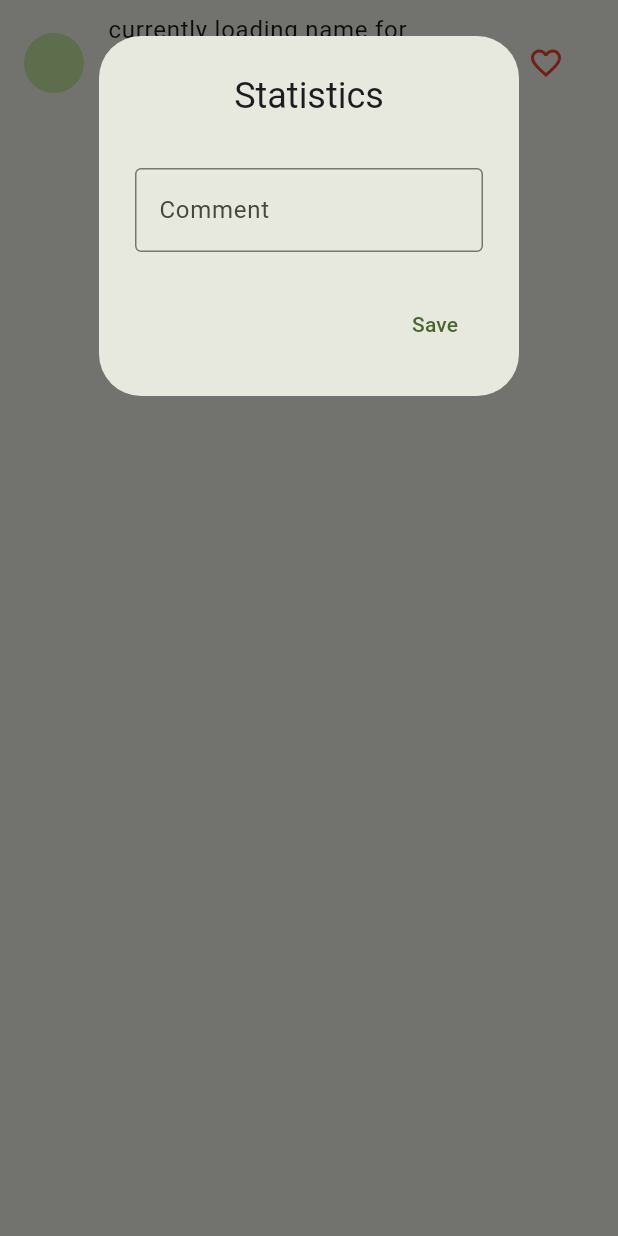
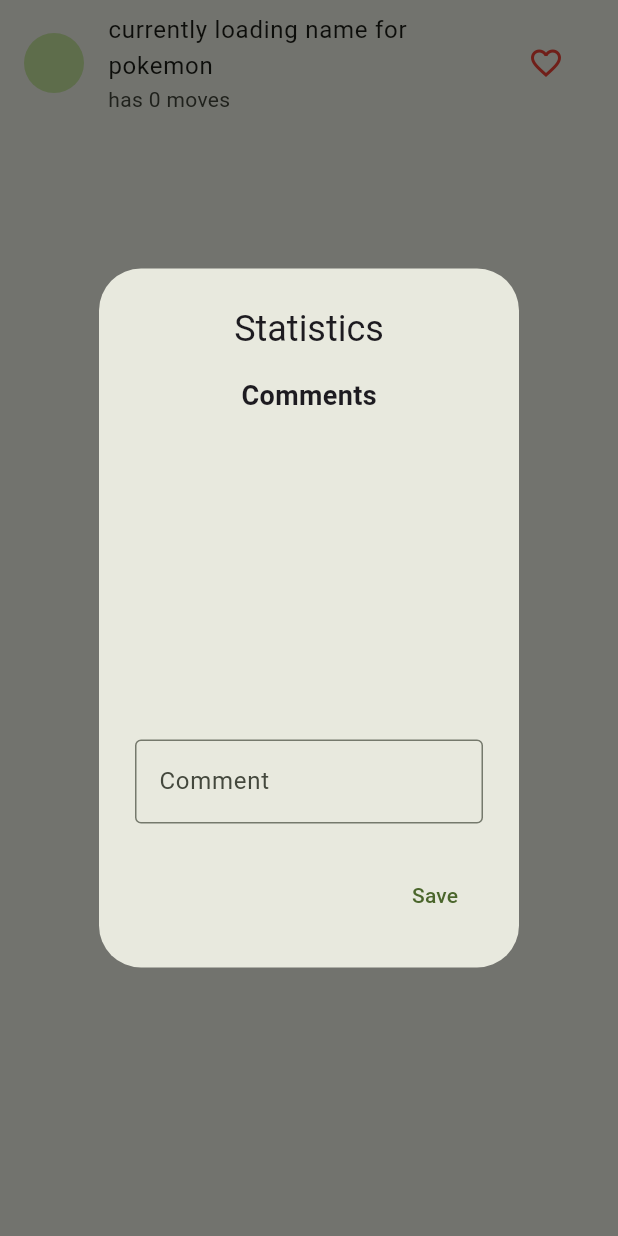
Before and after one commit to pujanpoudel/pokemon, a Flutter app: the PokemonListTile widget shown alone on an empty page, opened directly with empty values, after a tap on "currently loading name for pokemon", on a phone screen of 412 x 824 dp. Run offline on Flutter 3.47's test engine with Material 3 defaults, Android fonts, the phone set to English and light mode, and no system bars; drawn by our look-alikes of skeletonizer; our stand-ins replace dio, flutter_riverpod, get_it, google_fonts, shared_preferences; accounts and stored records are empty; network calls fail; Roboto replaces fonts that are missing (Quattrocento).

Commit message:
comment feature partially implemented

```diff
--- a/lib/main.dart
+++ b/lib/main.dart
@@ -8,7 +8,7 @@ import 'package:test/services/http_service.dart';
 
 void main() async {
   await _setupServices();
-  runApp(ProviderScope(child: MyApp()));
+  runApp(const ProviderScope(child: MyApp()));
 }
 
 Future<void> _setupServices() async {
@@ -19,7 +19,6 @@ Future<void> _setupServices() async {
 class MyApp extends StatelessWidget {
   const MyApp({super.key});
 
-  // This widget is the root of your application.
   @override
   Widget build(BuildContext context) {
     return MaterialApp(
@@ -30,7 +29,7 @@ class MyApp extends StatelessWidget {
         useMaterial3: true,
         textTheme: GoogleFonts.quattrocentoTextTheme(),
       ),
-      home: HomePage(),
+      home: const HomePage(),
     );
   }
 }
--- a/lib/providers/pokemon_data_providers.dart
+++ b/lib/providers/pokemon_data_providers.dart
@@ -18,6 +18,11 @@ final pokemonDataProvider =
 final favouritePokemonsProvider =
     StateNotifierProvider<FavouritePokemonsProvider, List<String>>((ref) {
   return FavouritePokemonsProvider([]);
+});
+
+final pokemonCommentsProvider =
+    StateNotifierProvider<PokemonCommentsProvider, List<String>>((ref) {
+  return PokemonCommentsProvider([]);
 });
 
 class FavouritePokemonsProvider extends StateNotifier<List<String>> {
@@ -49,3 +54,27 @@ class FavouritePokemonsProvider extends StateNotifier<List<String>> {
     _databaseService.saveLikedList(FAVOURITE_POKEMON_LIST_KEY, state);
   }
 }
+
+class PokemonCommentsProvider extends StateNotifier<List<String>> {
+  final DatabaseService _databaseService =
+      GetIt.instance.get<DatabaseService>();
+
+  String POKEMON_COMMENT_LIST_KEY = "POKEMON_COMMENT_LIST_KEY";
+
+  PokemonCommentsProvider(
+    super._state,
+  ) {
+    _setup();
+  }
+  Future<void> _setup() async {
+    List<String>? commentsOnPokemon = await _databaseService.getComments(
+      POKEMON_COMMENT_LIST_KEY,
+    );
+    state = commentsOnPokemon ?? [];
+  }
+
+  void addComments(String url) {
+    state = [...state, url];
+    _databaseService.saveComments(POKEMON_COMMENT_LIST_KEY, state);
+  }
+}
--- a/lib/services/database_service.dart
+++ b/lib/services/database_service.dart
@@ -24,4 +24,26 @@ class DatabaseService {
     }
     return null;
   }
+
+  Future<bool?> saveComments(String key, List<String> value) async {
+    try {
+      final SharedPreferences prefs = await SharedPreferences.getInstance();
+      bool result = await prefs.setStringList(key, value);
+      return result;
+    } catch (e) {
+      print(e);
+    }
+    return false;
+  }
+
+  Future<List<String>?> getComments(String key) async {
+    try {
+      final SharedPreferences prefs = await SharedPreferences.getInstance();
+      List<String>? comments = await prefs.getStringList(key);
+      return comments;
+    } catch (e) {
+      print(e);
+    }
+    return null;
+  }
 }
--- a/lib/widgets/pokemon_list_tile.dart
+++ b/lib/widgets/pokemon_list_tile.dart
@@ -31,8 +31,7 @@ class PokemonListTile extends ConsumerWidget {
       enabled: isLoading,
       child: GestureDetector(
         onTap: () {
-          // var _favouritePokemonsa = _favouritePokemons;
-          // print("object");
+          print("data");
           if (!isLoading) {
             showDialog(
                 context: context,
@@ -54,8 +53,7 @@ class PokemonListTile extends ConsumerWidget {
                 ? pokemon.name!.toUpperCase()
                 : "currently loading name for pokemon",
           ),
-          subtitle: Text(
-              "${_favouritePokemons.length} has ${pokemon?.moves?.length.toString() ?? 0} moves"),
+          subtitle: Text("has ${pokemon?.moves?.length.toString() ?? 0} moves"),
           trailing: IconButton(
               onPressed: () {
                 if (_favouritePokemons.contains(pokemonURL)) {
--- a/lib/widgets/pokemon_stats.dart
+++ b/lib/widgets/pokemon_stats.dart
@@ -1,12 +1,12 @@
 import 'package:flutter/material.dart';
 import 'package:flutter_riverpod/flutter_riverpod.dart';
 import 'package:test/providers/pokemon_data_providers.dart';
-import 'package:test/services/database_service.dart'; // Import your DatabaseService
+import 'package:test/services/database_service.dart';
 
 class PokemonStatsCard extends ConsumerStatefulWidget {
   final String pokemonURL;
 
-  const PokemonStatsCard({super.key, required this.pokemonURL});
+  PokemonStatsCard({super.key, required this.pokemonURL});
 
   @override
   _PokemonStatsCardState createState() => _PokemonStatsCardState();
@@ -14,8 +14,9 @@ class PokemonStatsCard extends ConsumerStatefulWidget {
 
 class _PokemonStatsCardState extends ConsumerState<PokemonStatsCard> {
   final TextEditingController _commentController = TextEditingController();
-  final DatabaseService _dbService = DatabaseService();
-  bool _isLoading = false;
+  late PokemonCommentsProvider _pokemonCommentsProvider;
+  late List<String> _commentsOnPokemon;
+  final DatabaseService _databaseService = DatabaseService();
 
   @override
   void initState() {
@@ -31,9 +32,11 @@ class _PokemonStatsCardState extends ConsumerState<PokemonStatsCard> {
   @override
   Widget build(BuildContext context) {
     final pokemon = ref.watch(pokemonDataProvider(widget.pokemonURL));
+    _pokemonCommentsProvider = ref.watch(pokemonCommentsProvider.notifier);
+    _commentsOnPokemon = ref.watch(pokemonCommentsProvider);
+    String comment = _commentController.text;
 
-    return SingleChildScrollView(
-      child: AlertDialog(
+    return AlertDialog(
       title: const Center(child: Text("Statistics")),
       content: Column(
         mainAxisSize: MainAxisSize.min,
@@ -49,16 +52,31 @@ class _PokemonStatsCardState extends ConsumerState<PokemonStatsCard> {
               );
             },
             error: (error, stackTrace) => Text(error.toString()),
-              loading: () =>
-                  const CircularProgressIndicator(color: Colors.white),
+            loading: () => const CircularProgressIndicator(color: Colors.white),
+          ),
+          const Text(
+            "Comments",
+            style: TextStyle(
+              fontSize: 18,
+              fontWeight: FontWeight.bold,
+            ),
           ),
           SizedBox(
-              child: Column(children: []),
+            height: 200,
+            width: 200,
+            child: ListView.separated(
+              itemCount: _commentsOnPokemon.length,
+              separatorBuilder: (BuildContext context, int index) =>
+                  Divider(height: 1),
+              itemBuilder: (BuildContext context, int index) {
+                return ListTile(
+                  title: Text('item $index'),
+                );
+              },
+            ),
           ),
           const SizedBox(height: 16),
-            _isLoading
-                ? const CircularProgressIndicator()
-                : TextField(
+          TextField(
             controller: _commentController,
             decoration: const InputDecoration(
               labelText: "Comment",
@@ -70,12 +88,12 @@ class _PokemonStatsCardState extends ConsumerState<PokemonStatsCard> {
       actions: [
         TextButton(
           onPressed: () async {
+            _pokemonCommentsProvider.addComments(widget.pokemonURL);
             Navigator.of(context).pop(_commentController.text);
           },
           child: const Text("Save"),
         ),
       ],
-      ),
     );
   }
 }
```
Also changed, not shown: lib/notifier/notifier.dart (added, +34 -0 lines). Lines whose indentation alone changed are shown as unchanged.
